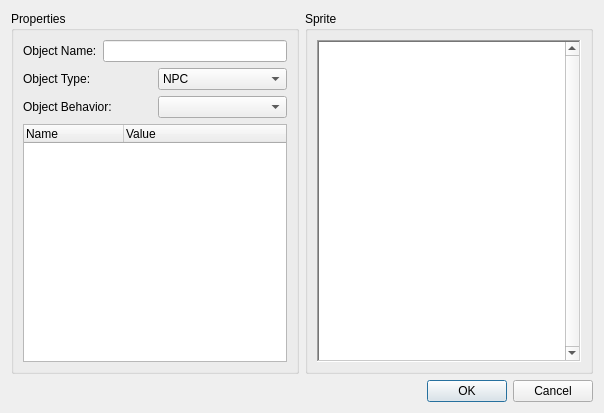
Qt form ObjectEditor.ui (Preece/TGL) before a commit.
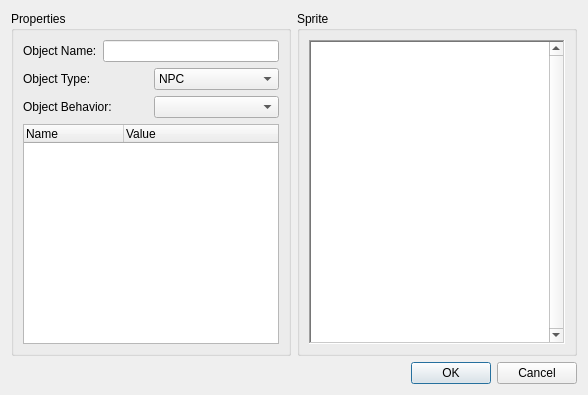
The same form after that commit.

Commit message: Added basic functionality to create and edit objects.

Patch:
```diff
--- a/ObjectEditor.ui
+++ b/ObjectEditor.ui
@@ -6,10 +6,16 @@
    <rect>
     <x>0</x>
     <y>0</y>
-    <width>604</width>
-    <height>413</height>
+    <width>578</width>
+    <height>395</height>
    </rect>
   </property>
+  <property name="sizePolicy">
+   <sizepolicy hsizetype="Fixed" vsizetype="Preferred">
+    <horstretch>0</horstretch>
+    <verstretch>0</verstretch>
+   </sizepolicy>
+  </property>
   <property name="windowTitle">
    <string>Object Editor</string>
   </property>
@@ -18,6 +24,12 @@
     <layout class="QHBoxLayout" name="horizontalLayout_4">
      <item>
       <widget class="QGroupBox" name="groupBox_2">
+       <property name="sizePolicy">
+        <sizepolicy hsizetype="Fixed" vsizetype="Preferred">
+         <horstretch>0</horstretch>
+         <verstretch>0</verstretch>
+        </sizepolicy>
+       </property>
        <property name="title">
         <string>Properties</string>
        </property>
@@ -121,7 +133,13 @@
        </property>
        <layout class="QVBoxLayout" name="verticalLayout">
         <item>
-         <widget class="QListWidget" name="listWidget">
+         <widget class="QListWidget" name="spriteList">
+          <property name="sizePolicy">
+           <sizepolicy hsizetype="Fixed" vsizetype="Expanding">
+            <horstretch>0</horstretch>
+            <verstretch>0</verstretch>
+           </sizepolicy>
+          </property>
           <property name="frameShape">
            <enum>QFrame::WinPanel</enum>
           </property>
```
The commit also changes 13 other files.
